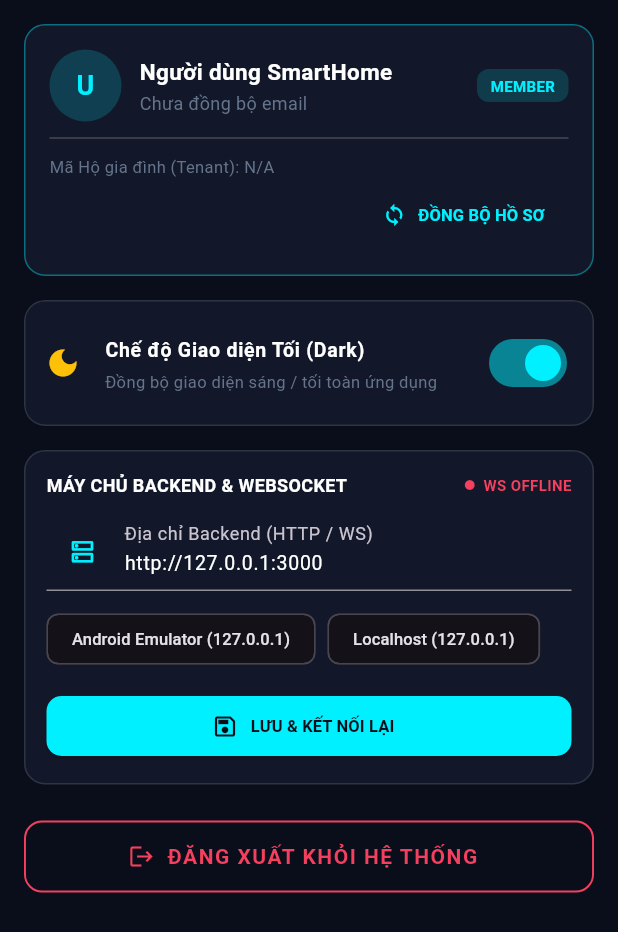
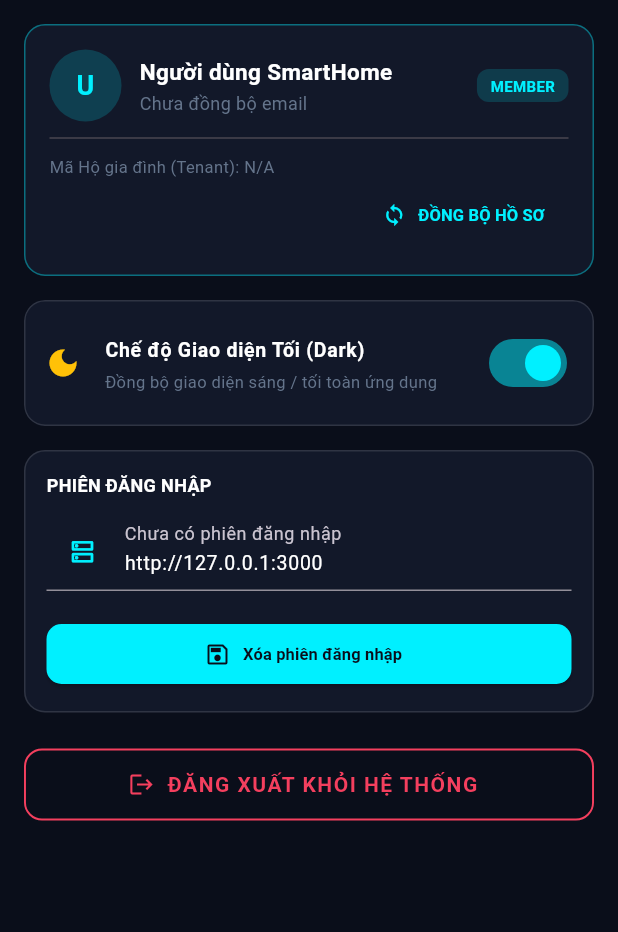
Before and after one commit to Quoctrug1115/Multiuser_Smarthome, a Flutter app: the SettingsScreen screen opened directly, on a phone screen of 412 x 824 dp. Shown: the top 932 px of the screen. Run offline on Flutter 3.47's test engine with Material 3 defaults, Android fonts, the phone set to English and light mode, and no system bars; our stand-ins replace file_picker, share_plus; missing offline and left inert: excel.

Commit message:
clean setting mobile

```diff
--- a/mobile/lib/screens/settings_screen.dart
+++ b/mobile/lib/screens/settings_screen.dart
@@ -263,35 +263,35 @@ class _SettingsScreenState extends State<SettingsScreen> {
                   mainAxisAlignment: MainAxisAlignment.spaceBetween,
                   children: [
                     Text(
-                      'MÁY CHỦ BACKEND & WEBSOCKET',
+                      'PHIÊN ĐĂNG NHẬP',
                       style: TextStyle(
                         color: AppColors.getTextPrimary(isDark),
                         fontSize: 12,
                         fontWeight: FontWeight.bold,
                       ),
                     ),
-                    Row(
-                      children: [
-                        Icon(
-                          Icons.circle,
-                          size: 8,
-                          color: wsService.isConnected
-                              ? green
-                              : AppColors.accent,
-                        ),
-                        const SizedBox(width: 5),
-                        Text(
-                          wsService.isConnected ? 'WS CONNECTED' : 'WS OFFLINE',
-                          style: TextStyle(
-                            color: wsService.isConnected
-                                ? green
-                                : AppColors.accent,
-                            fontSize: 10,
-                            fontWeight: FontWeight.bold,
-                          ),
-                        ),
-                      ],
-                    ),
+                    // Row(
+                    //   children: [
+                    //     Icon(
+                    //       Icons.circle,
+                    //       size: 8,
+                    //       color: wsService.isConnected
+                    //           ? green
+                    //           : AppColors.accent,
+                    //     ),
+                    //     const SizedBox(width: 5),
+                    //     Text(
+                    //       wsService.isConnected ? 'WS CONNECTED' : 'WS OFFLINE',
+                    //       style: TextStyle(
+                    //         color: wsService.isConnected
+                    //             ? green
+                    //             : AppColors.accent,
+                    //         fontSize: 10,
+                    //         fontWeight: FontWeight.bold,
+                    //       ),
+                    //     ),
+                    //   ],
+                    // ),
                   ],
                 ),
                 const SizedBox(height: 10),
@@ -302,8 +302,8 @@ class _SettingsScreenState extends State<SettingsScreen> {
                     fontSize: 13,
                   ),
                   decoration: InputDecoration(
-                    labelText: 'Địa chỉ Backend (HTTP / WS)',
-                    hintText: 'http://127.0.0.1:3000',
+                    labelText: 'Chưa có phiên đăng nhập',
+                    // hintText: 'http://127.0.0.1:3000',
                     prefixIcon: Icon(Icons.dns_outlined, color: cyan, size: 19),
                   ),
                 ),
@@ -311,26 +311,26 @@ class _SettingsScreenState extends State<SettingsScreen> {
                 Wrap(
                   spacing: 8,
                   children: [
-                    ActionChip(
-                      label: const Text(
-                        'Android Emulator (127.0.0.1)',
-                        style: TextStyle(fontSize: 11),
-                      ),
-                      onPressed: () {
-                        _serverCtrl.text = 'http://127.0.0.1:3000';
-                        _applyServerConfig();
-                      },
-                    ),
-                    ActionChip(
-                      label: const Text(
-                        'Localhost (127.0.0.1)',
-                        style: TextStyle(fontSize: 11),
-                      ),
-                      onPressed: () {
-                        _serverCtrl.text = 'http://127.0.0.1:3000';
-                        _applyServerConfig();
-                      },
-                    ),
+                    // ActionChip(
+                    //   label: const Text(
+                    //     'Android Emulator (127.0.0.1)',
+                    //     style: TextStyle(fontSize: 11),
+                    //   ),
+                    //   onPressed: () {
+                    //     _serverCtrl.text = 'http://127.0.0.1:3000';
+                    //     _applyServerConfig();
+                    //   },
+                    // ),
+                    // ActionChip(
+                    //   label: const Text(
+                    //     'Localhost (127.0.0.1)',
+                    //     style: TextStyle(fontSize: 11),
+                    //   ),
+                    //   onPressed: () {
+                    //     _serverCtrl.text = 'http://127.0.0.1:3000';
+                    //     _applyServerConfig();
+                    //   },
+                    // ),
                   ],
                 ),
                 const SizedBox(height: 10),
@@ -349,7 +349,7 @@ class _SettingsScreenState extends State<SettingsScreen> {
                     onPressed: _applyServerConfig,
                     icon: const Icon(Icons.save_outlined, size: 18),
                     label: const Text(
-                      'LƯU & KẾT NỐI LẠI',
+                      'Xóa phiên đăng nhập',
                       style: TextStyle(
                         fontSize: 11,
                         fontWeight: FontWeight.bold,
```
